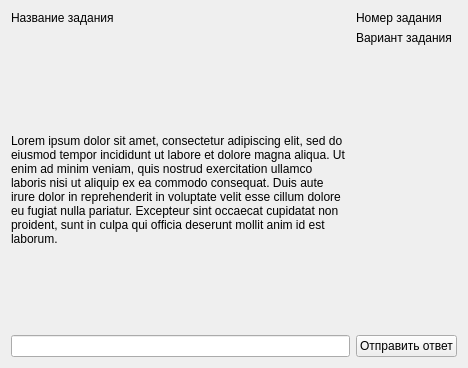
Before: the Qt Designer form client/taskform.ui in tlyashok/bread, drawn with Qt 5.
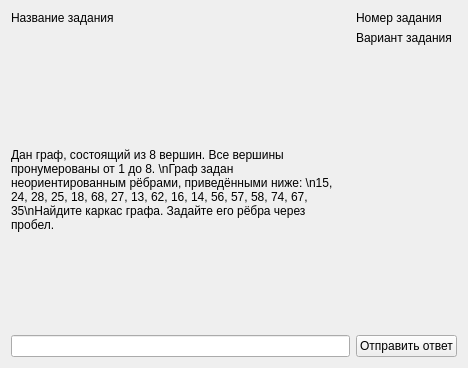
After: the same form once the commit is applied.

The edit to the form file:
```diff
--- a/client/taskform.ui
+++ b/client/taskform.ui
@@ -41,7 +41,7 @@
    <item row="2" column="0">
     <widget class="QLabel" name="label">
      <property name="text">
-      <string>Lorem ipsum dolor sit amet, consectetur adipiscing elit, sed do eiusmod tempor incididunt ut labore et dolore magna aliqua. Ut enim ad minim veniam, quis nostrud exercitation ullamco laboris nisi ut aliquip ex ea commodo consequat. Duis aute irure dolor in reprehenderit in voluptate velit esse cillum dolore eu fugiat nulla pariatur. Excepteur sint occaecat cupidatat non proident, sunt in culpa qui officia deserunt mollit anim id est laborum.</string>
+      <string>Дан граф, состоящий из 8 вершин. Все вершины пронумерованы от 1 до 8. \nГраф задан неориентированным рёбрами, приведёнными ниже: \n15, 24, 28, 25, 18, 68, 27, 13, 62, 16, 14, 56, 57, 58, 74, 67, 35\nНайдите каркас графа. Задайте его рёбра через пробел.</string>
      </property>
      <property name="wordWrap">
       <bool>true</bool>
```
